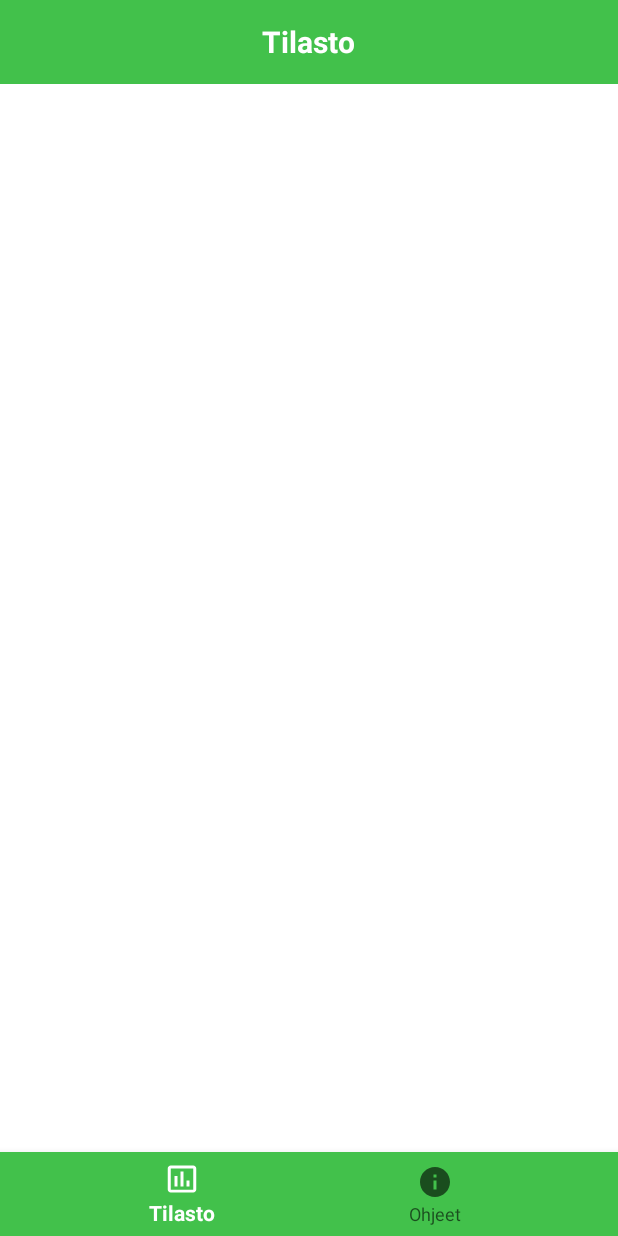
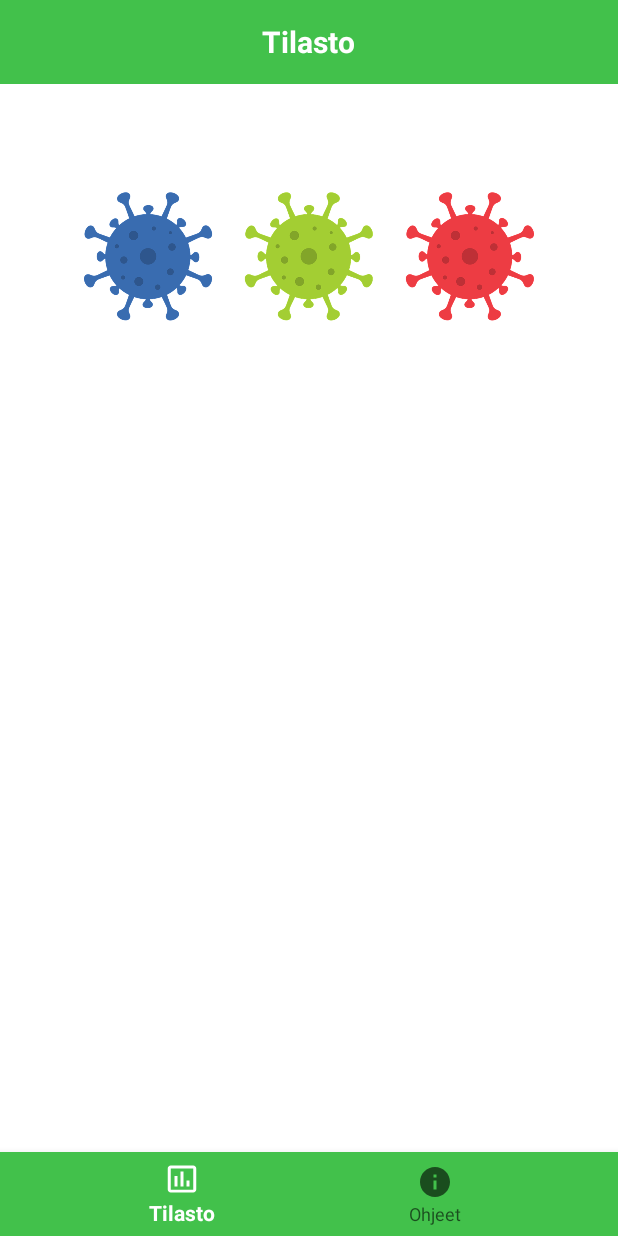
Before and after one commit to Ammar-daham/COVID-19-Trackeer, an Android app: the screen it shows after launch (MainActivity), on a phone screen of 412 x 824 dp. Run offline under Robolectric (Android 15) with nearby library versions, the phone set to English and light mode, and no system bars.

Commit message:
image added

```diff
--- a/app/src/main/res/layout/activity_main.xml
+++ b/app/src/main/res/layout/activity_main.xml
@@ -34,8 +34,15 @@
         android:layout_width="match_parent"
         android:layout_height="match_parent"
         android:layout_below="@+id/toolBar"
-        android:layout_marginBottom="60sp"/>
+        android:layout_marginBottom="60sp">
 
+        <ImageView
+            android:id="@+id/image"
+            android:layout_width="match_parent"
+            android:layout_height="150dp"
+            android:src="@drawable/coronavirus"
+            android:layout_marginTop="40dp"/>
+    </FrameLayout>
 
 
     <com.google.android.material.bottomnavigation.BottomNavigationView
@@ -47,6 +54,4 @@
         app:labelVisibilityMode="labeled"
         app:menu="@menu/menu_buttom"/>
 
-
-
 </RelativeLayout>
```
